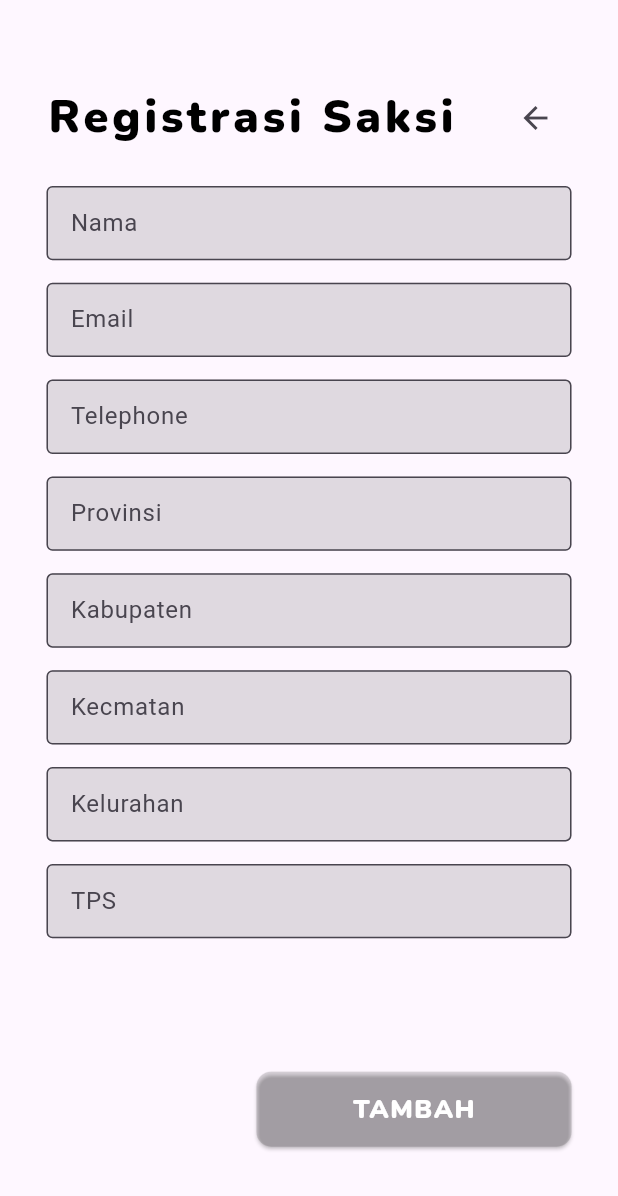
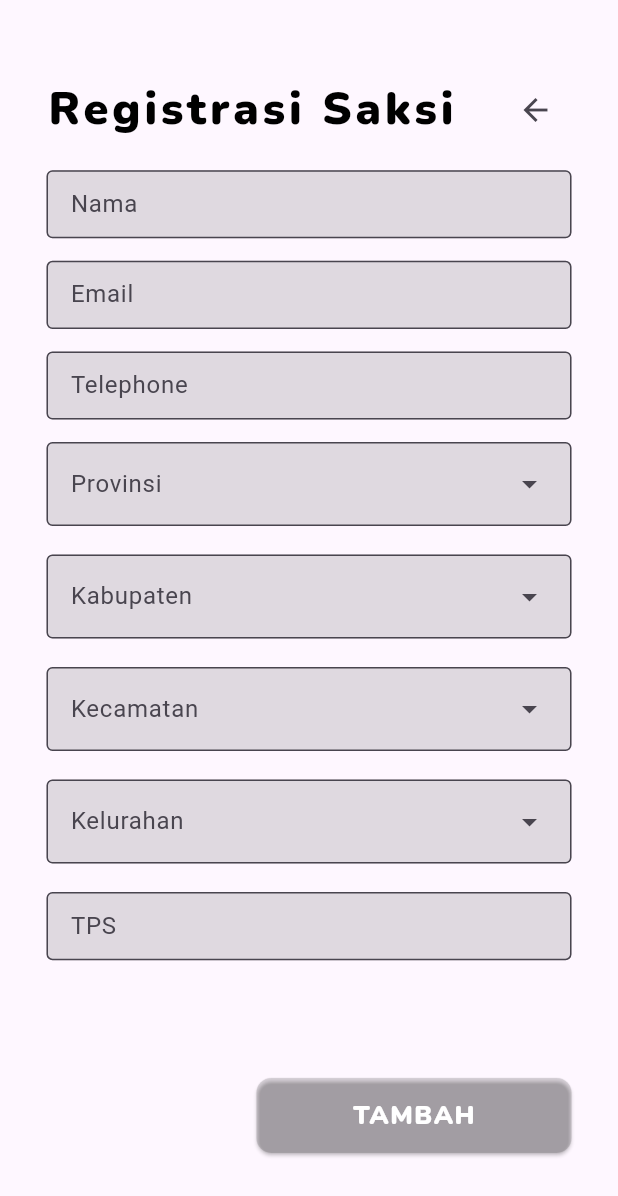
Before and after one commit to mikmself/mapvoters-apk, a Flutter app: the Registersaksi screen opened directly, on a phone screen of 412 x 824 dp. Shown: the top 1196 px of the screen. Run offline on Flutter 3.47's test engine with Material 3 defaults, Android fonts, the phone set to English and light mode, and no system bars; our stand-ins replace file_picker, get, google_fonts, sidebarx.

Commit message:
feat : revisi saksiservice

```diff
--- a/lib/page/Saksi/RegisterSaksi.dart
+++ b/lib/page/Saksi/RegisterSaksi.dart
@@ -4,6 +4,17 @@ import 'package:google_fonts/google_fonts.dart';
 import 'package:mapvotersapk/component/service/KoordinatorService.dart';
 import 'package:mapvotersapk/page/Register/nextRegister.dart';
 import 'package:file_picker/file_picker.dart';
+import 'package:mapvotersapk/component/service/SaksiService.dart';
+
+List<String> prov = ["Jawa Tengah", "Jawa Timur", "Jawa Barat"];
+List<String> kab = ["Banyumas", "Purbalingga", "Banjarnegara"];
+List<String> kec = ["Purwokerto Timur", "Sokaraja", "Purwokerto Barat"];
+List<String> kel = ["Sumampir", "Kranji", "Sokanegara"];
+
+String? provselect;
+String? kabselect;
+String? kecselect;
+String? kelselect;
 
 class Registersaksi extends StatefulWidget {
   final VoidCallback onBack;
@@ -75,43 +86,55 @@ class _RegisterState extends State<Registersaksi> {
                 label: 'Telephone'),
           ),
           const SizedBox(height: 15),
-          Flexible(
-            flex: 2,
-            child: textfield(
+          dropdown(
                 controller: _provcontroller,
-                obscure: true,
-                label: 'Provinsi'),
-          ),
+                label: 'Provinsi',
+                list: prov,
+                onSelected: (value) {
+                  setState(() {
+                    provselect = value;
+                  });
+                },
+              ),
           const SizedBox(height: 15),
-          Flexible(
-            flex: 2,
-            child: textfield(
+          dropdown(
                 controller: _kabcontroller,
-                obscure: true,
-                label: 'Kabupaten'),
-          ),
+                label: 'Kabupaten',
+                list: kab,
+                onSelected: (value) {
+                  setState(() {
+                    kabselect = value;
+                  });
+                },
+              ),
           const SizedBox(height: 15),
-          Flexible(
-            flex: 2,
-            child: textfield(
+          dropdown(
                 controller: _keccontroller,
-                obscure: true,
-                label: 'Kecmatan'),
-          ),
+                label: 'Kecamatan',
+                list: kec,
+                onSelected: (value) {
+                  setState(() {
+                    kecselect = value;
+                  });
+                },
+              ),
           const SizedBox(height: 15),
-          Flexible(
-            flex: 2,
-            child: textfield(
+          dropdown(
                 controller: _kelcontroller,
-                obscure: true,
-                label: 'Kelurahan'),
-          ),
+                label: 'Kelurahan',
+                list: kel,
+                onSelected: (value) {
+                  setState(() {
+                    kelselect = value;
+                  });
+                },
+              ),
           const SizedBox(height: 15),
           Flexible(
             flex: 2,
             child: textfield(
                 controller: _tpscontroller,
-                obscure: true,
+                obscure: false,
                 label: 'TPS'),
           ),
           const SizedBox(height: 15),
@@ -122,35 +145,6 @@ class _RegisterState extends State<Registersaksi> {
               height: MediaQuery.of(context).size.height,
               child: Row(
                 children: [
-                  // Flexible(
-                  //   flex: 3,
-                  //   child: GestureDetector(
-                  //     onTap: () {
-                  //       setState(() {
-                  //         _pickAnyFile();
-                  //       });
-                  //     },
-                  //     onLongPress: () {
-                  //       _showImageDialog(context, _imageFile);
-                  //     },
-                  //     child: SizedBox(
-                  //       height: MediaQuery.of(context).size.height,
-                  //       width: MediaQuery.of(context).size.width,
-                  //       child: DecoratedBox(
-                  //         decoration: BoxDecoration(
-                  //           image: DecorationImage(
-                  //               image: FileImage(
-                  //                 _imageFile,
-                  //               ),
-                  //               fit: BoxFit.cover),
-                  //           border: Border.all(),
-                  //           color: Colors.black12,
-                  //           borderRadius: BorderRadius.circular(5),
-                  //         ),
-                  //       ),
-                  //     ),
-                  //   ),
-                  // ),
                   Flexible(
                     flex: 2,
                     child: Container(
@@ -170,7 +164,7 @@ class _RegisterState extends State<Registersaksi> {
                               shape: RoundedRectangleBorder(
                                   borderRadius: BorderRadius.circular(10))),
                           onPressed: () {
-                            KoordinatorService service = KoordinatorService();
+                            SaksiService service = SaksiService();
 
                           },
                           child: Text(
```
Also changed, not shown: lib/component/service/SaksiService.dart (added, +133 -0 lines).
